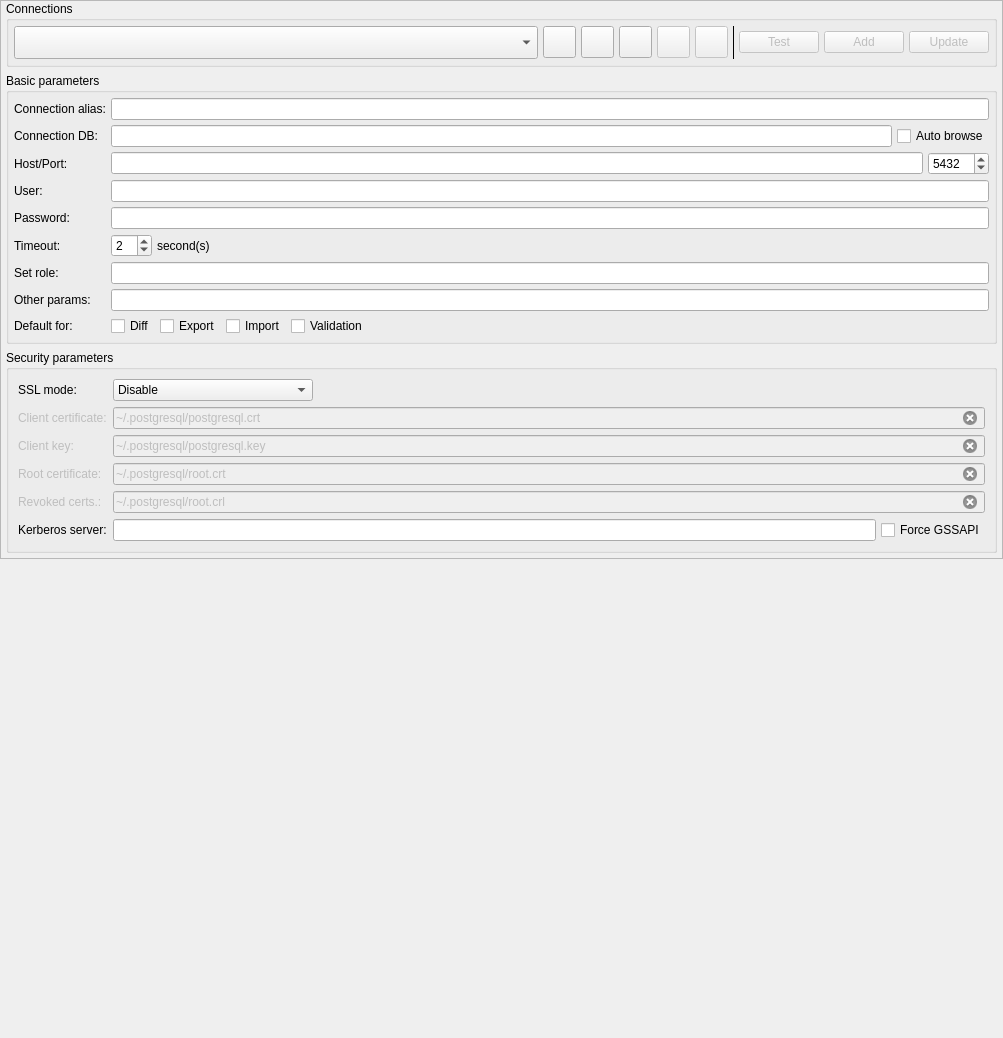
Before: the Qt Designer form libs/libgui/ui/settings/connectionsconfigwidget.ui in maniac787/pgmodeler, drawn with Qt 5.
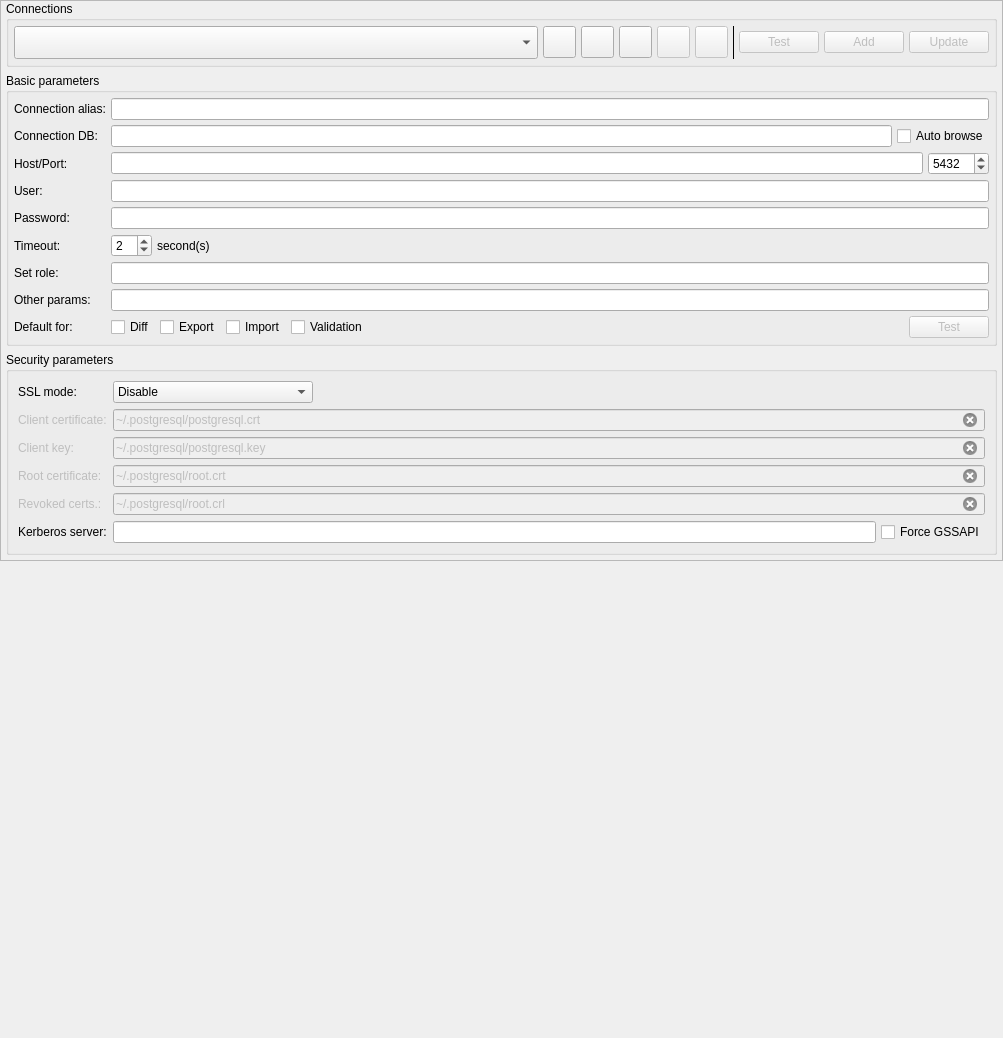
After: the same form once the commit is applied. Icons and pictures are not drawn.

Commit message: Minor fix in ConnectionConfigWidget to display the test connection button when in one-time editing mode

```diff
--- a/libs/libgui/ui/settings/connectionsconfigwidget.ui
+++ b/libs/libgui/ui/settings/connectionsconfigwidget.ui
@@ -450,6 +450,38 @@
              </property>
             </spacer>
            </item>
+           <item>
+            <widget class="QPushButton" name="one_time_test_tb">
+             <property name="enabled">
+              <bool>false</bool>
+             </property>
+             <property name="sizePolicy">
+              <sizepolicy hsizetype="Preferred" vsizetype="Fixed">
+               <horstretch>0</horstretch>
+               <verstretch>0</verstretch>
+              </sizepolicy>
+             </property>
+             <property name="maximumSize">
+              <size>
+               <width>16777215</width>
+               <height>16777215</height>
+              </size>
+             </property>
+             <property name="text">
+              <string>Test</string>
+             </property>
+             <property name="icon">
+              <iconset resource="../../res/resources.qrc">
+               <normaloff>:/icons/icons/connection.png</normaloff>:/icons/icons/connection.png</iconset>
+             </property>
+             <property name="iconSize">
+              <size>
+               <width>25</width>
+               <height>25</height>
+              </size>
+             </property>
+            </widget>
+           </item>
           </layout>
          </item>
          <item row="5" column="0">
```
The commit also changes 1 other file.
